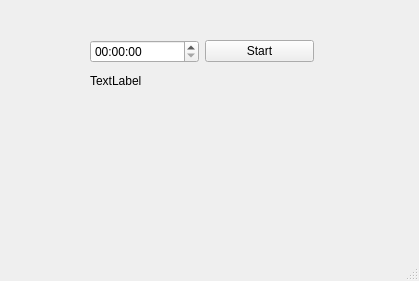
This is minuteur.ui in paulez/minuteur as Qt 5 draws it before an edit. The edited form follows.
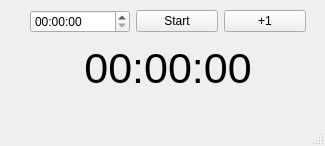
This is the edited form.

Commit message: Add +1 button to add one minute

```diff
--- a/minuteur.ui
+++ b/minuteur.ui
@@ -6,8 +6,8 @@
    <rect>
     <x>0</x>
     <y>0</y>
-    <width>419</width>
-    <height>281</height>
+    <width>325</width>
+    <height>146</height>
    </rect>
   </property>
   <property name="windowTitle">
@@ -17,10 +17,10 @@
    <widget class="QWidget" name="">
     <property name="geometry">
      <rect>
-      <x>90</x>
-      <y>40</y>
-      <width>224</width>
-      <height>53</height>
+      <x>30</x>
+      <y>10</y>
+      <width>276</width>
+      <height>87</height>
      </rect>
     </property>
     <layout class="QVBoxLayout" name="verticalLayout">
@@ -28,6 +28,12 @@
       <layout class="QHBoxLayout" name="horizontalLayout">
        <item>
         <widget class="QTimeEdit" name="timeEdit">
+         <property name="minimumSize">
+          <size>
+           <width>100</width>
+           <height>0</height>
+          </size>
+         </property>
          <property name="displayFormat">
           <string>HH:mm:ss</string>
          </property>
@@ -40,12 +46,27 @@
          </property>
         </widget>
        </item>
+       <item>
+        <widget class="QPushButton" name="pushButtonPlusOne">
+         <property name="text">
+          <string>+1</string>
+         </property>
+        </widget>
+       </item>
       </layout>
      </item>
      <item>
       <widget class="QLabel" name="timeLabel">
+       <property name="font">
+        <font>
+         <pointsize>32</pointsize>
+        </font>
+       </property>
        <property name="text">
-        <string>TextLabel</string>
+        <string>00:00:00</string>
+       </property>
+       <property name="alignment">
+        <set>Qt::AlignCenter</set>
        </property>
       </widget>
      </item>
```
Left out of the diff: 4 changed lines with no effect on the pictures. The commit also changes 3 other files.
